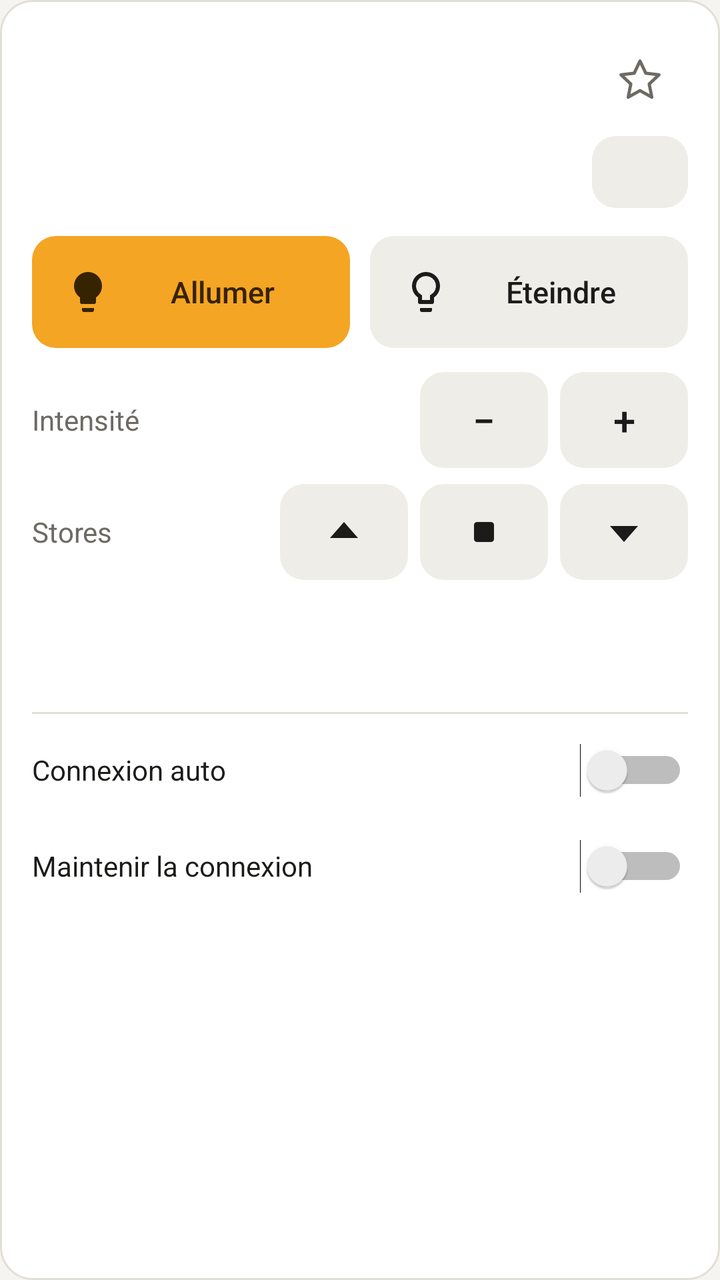
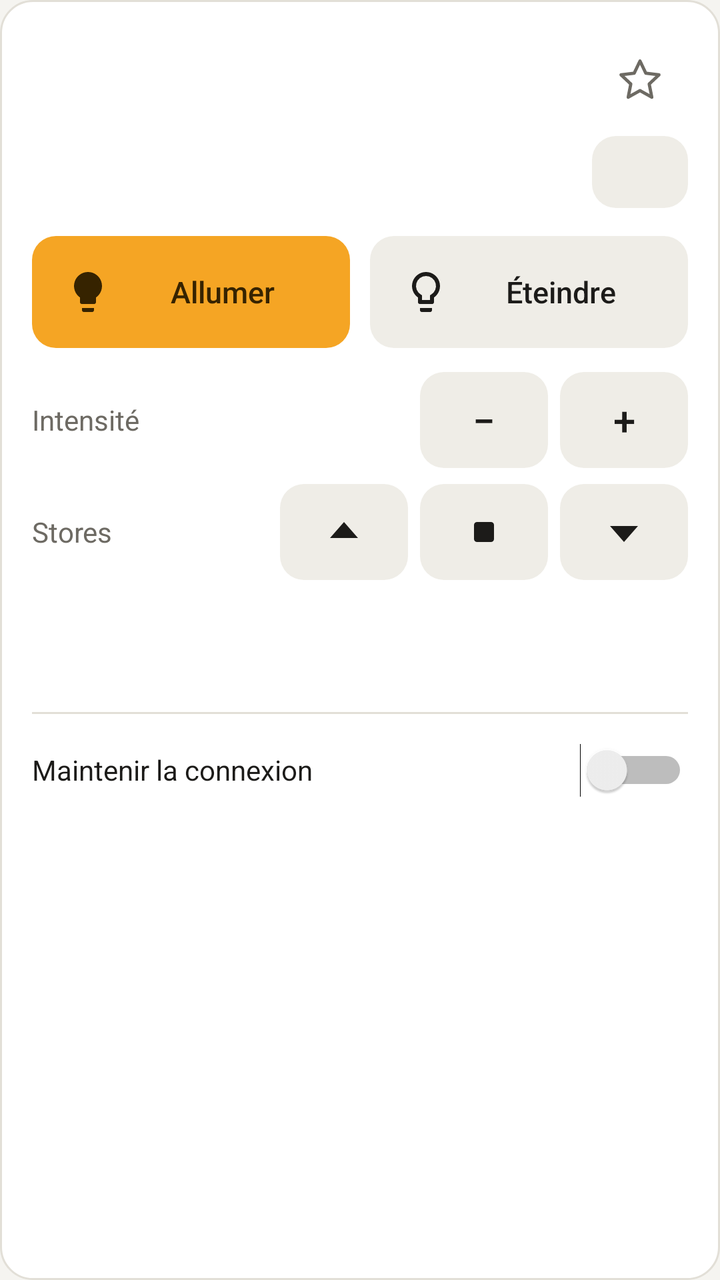

An Android layout rendered at two revisions. The XML below is the earlier revision; the diff shows what the commit changed to produce the second picture.
<!-- AndroidManifest.xml: application theme Theme.Arcom -->
<!-- res/layout/item_module.xml -->
<?xml version="1.0" encoding="utf-8"?>
<LinearLayout xmlns:android="http://schemas.android.com/apk/res/android"
    android:layout_width="match_parent"
    android:layout_height="wrap_content"
    android:layout_marginBottom="12dp"
    android:background="@drawable/bg_card"
    android:orientation="vertical"
    android:padding="16dp">

    
    <LinearLayout
        android:layout_width="match_parent"
        android:layout_height="wrap_content"
        android:gravity="center_vertical"
        android:orientation="horizontal">

        <LinearLayout
            android:id="@+id/titles"
            android:layout_width="0dp"
            android:layout_height="wrap_content"
            android:layout_weight="1"
            android:background="?android:attr/selectableItemBackground"
            android:orientation="vertical">

            <TextView
                android:id="@+id/title"
                android:layout_width="wrap_content"
                android:layout_height="wrap_content"
                android:ellipsize="end"
                android:fontFamily="sans-serif-medium"
                android:maxLines="2"
                android:textColor="@color/text"
                android:textSize="18sp" />

            <TextView
                android:id="@+id/meta"
                style="@style/Hint"
                android:layout_width="wrap_content"
                android:layout_height="wrap_content" />
        </LinearLayout>

        <ImageButton
            android:id="@+id/pin"
            android:layout_width="48dp"
            android:layout_height="48dp"
            android:background="?android:attr/selectableItemBackgroundBorderless"
            android:contentDescription="@string/pin"
            android:src="@drawable/ic_star_outline" />
    </LinearLayout>

    
    <LinearLayout
        android:layout_width="match_parent"
        android:layout_height="wrap_content"
        android:layout_marginTop="4dp"
        android:gravity="center_vertical"
        android:orientation="horizontal">

        <View
            android:id="@+id/dot"
            android:layout_width="8dp"
            android:layout_height="8dp"
            android:background="@drawable/dot" />

        <TextView
            android:id="@+id/status"
            android:layout_width="wrap_content"
            android:layout_height="wrap_content"
            android:layout_marginStart="8dp"
            android:accessibilityLiveRegion="polite"
            android:textColor="@color/text"
            android:textSize="13sp" />

        <TextView
            android:id="@+id/signal"
            style="@style/Hint"
            android:layout_width="0dp"
            android:layout_height="wrap_content"
            android:layout_marginStart="8dp"
            android:layout_weight="1"
            android:ellipsize="end"
            android:maxLines="2" />

        <Button
            android:id="@+id/link"
            style="@style/Btn.Small"
            android:layout_width="wrap_content"
            android:layout_height="wrap_content"
            android:layout_marginStart="8dp" />
    </LinearLayout>

    
    <LinearLayout
        android:layout_width="match_parent"
        android:layout_height="wrap_content"
        android:layout_marginTop="14dp"
        android:orientation="horizontal">

        <Button
            android:id="@+id/on"
            style="@style/Btn.Accent"
            android:layout_width="0dp"
            android:layout_height="56dp"
            android:layout_weight="1"
            android:drawableStart="@drawable/ic_bulb"
            android:text="@string/on" />

        <Button
            android:id="@+id/off"
            style="@style/Btn"
            android:layout_width="0dp"
            android:layout_height="56dp"
            android:layout_marginStart="10dp"
            android:layout_weight="1"
            android:drawableStart="@drawable/ic_bulb_off"
            android:text="@string/off" />
    </LinearLayout>

    <LinearLayout
        android:layout_width="match_parent"
        android:layout_height="wrap_content"
        android:layout_marginTop="12dp"
        android:gravity="center_vertical"
        android:orientation="horizontal">

        <TextView
            style="@style/RowLabel"
            android:layout_width="0dp"
            android:layout_height="wrap_content"
            android:layout_weight="1"
            android:text="@string/intensity" />

        <Button
            android:id="@+id/dim_down"
            style="@style/Seg"
            android:layout_width="64dp"
            android:layout_height="48dp"
            android:contentDescription="@string/dim_down"
            android:text="−" />

        <Button
            android:id="@+id/dim_up"
            style="@style/Seg"
            android:layout_width="64dp"
            android:layout_height="48dp"
            android:layout_marginStart="6dp"
            android:contentDescription="@string/dim_up"
            android:text="+" />
    </LinearLayout>

    
    <LinearLayout
        android:layout_width="match_parent"
        android:layout_height="wrap_content"
        android:layout_marginTop="8dp"
        android:gravity="center_vertical"
        android:orientation="horizontal">

        <TextView
            style="@style/RowLabel"
            android:layout_width="0dp"
            android:layout_height="wrap_content"
            android:layout_weight="1"
            android:text="@string/blinds" />

        <ImageButton
            android:id="@+id/blind_up"
            style="@style/SegIcon"
            android:layout_width="64dp"
            android:layout_height="48dp"
            android:contentDescription="@string/blind_up"
            android:src="@drawable/ic_up" />

        <ImageButton
            android:id="@+id/blind_stop"
            style="@style/SegIcon"
            android:layout_width="64dp"
            android:layout_height="48dp"
            android:layout_marginStart="6dp"
            android:contentDescription="@string/blind_stop"
            android:src="@drawable/ic_stop" />

        <ImageButton
            android:id="@+id/blind_down"
            style="@style/SegIcon"
            android:layout_width="64dp"
            android:layout_height="48dp"
            android:layout_marginStart="6dp"
            android:contentDescription="@string/blind_down"
            android:src="@drawable/ic_down" />
    </LinearLayout>

    
    <Button
        android:id="@+id/comfort_toggle"
        style="@style/Btn.Flat"
        android:layout_width="match_parent"
        android:layout_height="wrap_content"
        android:layout_marginTop="8dp" />

    <LinearLayout
        android:id="@+id/comfort"
        android:layout_width="match_parent"
        android:layout_height="wrap_content"
        android:orientation="vertical"
        android:visibility="gone">

        <TextView
            style="@style/RowLabel"
            android:layout_width="wrap_content"
            android:layout_height="wrap_content"
            android:text="@string/ventilation" />

        <LinearLayout
            android:layout_width="match_parent"
            android:layout_height="wrap_content"
            android:layout_marginTop="6dp"
            android:orientation="horizontal">

            <Button
                android:id="@+id/vent_0"
                style="@style/Seg.Text"
                android:layout_width="0dp"
                android:layout_height="44dp"
                android:layout_weight="1.4"
                android:minWidth="0dp"
                android:text="@string/vent_off" />

            <Button
                android:id="@+id/vent_1"
                style="@style/Seg.Text"
                android:layout_width="0dp"
                android:layout_height="44dp"
                android:layout_marginStart="6dp"
                android:layout_weight="1"
                android:minWidth="0dp"
                android:text="1" />

            <Button
                android:id="@+id/vent_2"
                style="@style/Seg.Text"
                android:layout_width="0dp"
                android:layout_height="44dp"
                android:layout_marginStart="6dp"
                android:layout_weight="1"
                android:minWidth="0dp"
                android:text="2" />

            <Button
                android:id="@+id/vent_3"
                style="@style/Seg.Text"
                android:layout_width="0dp"
                android:layout_height="44dp"
                android:layout_marginStart="6dp"
                android:layout_weight="1"
                android:minWidth="0dp"
                android:text="3" />

            <Button
                android:id="@+id/vent_4"
                style="@style/Seg.Text"
                android:layout_width="0dp"
                android:layout_height="44dp"
                android:layout_marginStart="6dp"
                android:layout_weight="1.4"
                android:minWidth="0dp"
                android:text="@string/vent_auto" />
        </LinearLayout>

        <LinearLayout
            android:layout_width="match_parent"
            android:layout_height="wrap_content"
            android:layout_marginTop="12dp"
            android:gravity="center_vertical"
            android:orientation="horizontal">

            <TextView
                style="@style/RowLabel"
                android:layout_width="0dp"
                android:layout_height="wrap_content"
                android:layout_weight="1"
                android:text="@string/setpoint" />

            <Button
                android:id="@+id/temp_down"
                style="@style/Seg"
                android:layout_width="56dp"
                android:layout_height="44dp"
                android:contentDescription="@string/setpoint_down"
                android:text="−" />

            <TextView
                android:id="@+id/temp_value"
                android:layout_width="56dp"
                android:layout_height="wrap_content"
                android:accessibilityLiveRegion="polite"
                android:fontFamily="sans-serif-medium"
                android:gravity="center"
                android:textColor="@color/text"
                android:textSize="16sp" />

            <Button
                android:id="@+id/temp_up"
                style="@style/Seg"
                android:layout_width="56dp"
                android:layout_height="44dp"
                android:contentDescription="@string/setpoint_up"
                android:text="+" />
        </LinearLayout>

        <LinearLayout
            android:layout_width="match_parent"
            android:layout_height="wrap_content"
            android:layout_marginTop="12dp"
            android:gravity="center_vertical"
            android:orientation="horizontal">

            <TextView
                style="@style/RowLabel"
                android:layout_width="0dp"
                android:layout_height="wrap_content"
                android:layout_weight="1"
                android:text="@string/presence" />

            <Button
                android:id="@+id/occ_off"
                style="@style/Seg.Text"
                android:layout_width="wrap_content"
                android:layout_height="44dp"
                android:paddingStart="12dp"
                android:paddingEnd="12dp"
                android:text="@string/unoccupied" />

            <Button
                android:id="@+id/occ_on"
                style="@style/Seg.Text"
                android:layout_width="wrap_content"
                android:layout_height="44dp"
                android:layout_marginStart="6dp"
                android:paddingStart="12dp"
                android:paddingEnd="12dp"
                android:text="@string/occupied" />
        </LinearLayout>

        <TextView
            style="@style/Hint"
            android:layout_width="match_parent"
            android:layout_height="wrap_content"
            android:layout_marginTop="10dp"
            android:text="@string/comfort_hint" />
    </LinearLayout>

    
    <View
        android:layout_width="match_parent"
        android:layout_height="1dp"
        android:layout_marginTop="10dp"
        android:background="@color/border" />

    <Switch
        android:id="@+id/auto_connect"
        style="@style/LinkSwitch"
        android:layout_width="match_parent"
        android:layout_height="wrap_content"
        android:layout_marginTop="4dp"
        android:text="@string/auto_connect" />

    <Switch
        android:id="@+id/keep_connected"
        style="@style/LinkSwitch"
        android:layout_width="match_parent"
        android:layout_height="wrap_content"
        android:text="@string/keep_connected" />

    <TextView
        android:id="@+id/mode_hint"
        style="@style/Hint"
        android:layout_width="match_parent"
        android:layout_height="wrap_content"
        android:accessibilityLiveRegion="polite" />
</LinearLayout>
<!-- resources referenced by this layout -->
<resources>
  <color name="border">#E2DFD7</color>
  <color name="text">#1C1B19</color>
  <!-- drawable dot (drawable) -->
  <?xml version="1.0" encoding="utf-8"?>
  <shape xmlns:android="http://schemas.android.com/apk/res/android" android:shape="oval">
      <solid android:color="#FFFFFFFF" />
  </shape>
  <string name="auto_connect">Connexion auto</string>
  <string name="blind_down">Descendre les stores (appui long : orienter les lames)</string>
  <string name="blind_stop">Arrêter les stores</string>
  <string name="blind_up">Monter les stores (appui long : orienter les lames)</string>
  <string name="blinds">Stores</string>
  <string name="comfort_hint">Ces réglages valent pour toute la zone du module.</string>
  <string name="dim_down">Baisser l’intensité (maintenir)</string>
  <string name="dim_up">Augmenter l’intensité (maintenir)</string>
  <string name="intensity">Intensité</string>
  <string name="keep_connected">Maintenir la connexion</string>
  <string name="occupied">Occupé</string>
  <string name="off">Éteindre</string>
  <string name="on">Allumer</string>
  <string name="pin">Ajouter aux favoris (en tête de liste)</string>
  <string name="presence">Présence</string>
  <string name="setpoint">Consigne</string>
  <string name="setpoint_down">Baisser la consigne</string>
  <string name="setpoint_up">Monter la consigne</string>
  <string name="unoccupied">Inoccupé</string>
  <string name="vent_auto">Auto</string>
  <string name="vent_off">Arrêt</string>
  <string name="ventilation">Ventilation</string>
  <style name="Btn.Accent">
          <item name="android:background">@drawable/bg_btn_accent</item>
          <item name="android:textColor">@color/accent_ink</item>
          <item name="android:drawableTint">@color/accent_ink</item>
      </style>
  <style name="Btn.Small">
          <item name="android:minHeight">36dp</item>
          <item name="android:paddingStart">12dp</item>
          <item name="android:paddingEnd">12dp</item>
          <item name="android:textSize">13sp</item>
      </style>
  <style name="Hint">
          <item name="android:textColor">@color/muted</item>
          <item name="android:textSize">12sp</item>
      </style>
  <style name="LinkSwitch">
          <item name="android:minHeight">48dp</item>
          <item name="android:textColor">@color/text</item>
          <item name="android:textSize">14sp</item>
          <item name="android:fontFamily">sans-serif</item>
      </style>
  <style name="RowLabel">
          <item name="android:textColor">@color/muted</item>
          <item name="android:textSize">14sp</item>
      </style>
  <style name="Seg.Text">
          <item name="android:textSize">14sp</item>
      </style>
  <style name="SegIcon">
          <item name="android:background">@drawable/bg_seg</item>
          <item name="android:minWidth">56dp</item>
          <item name="android:minHeight">48dp</item>
          <item name="android:scaleType">center</item>
          <item name="android:tint">@color/seg_text</item>
      </style>
  <color name="surface">#FFFFFF</color>
  <color name="muted">#6D6A63</color>
  <color name="accent_ink">#362300</color>
  <style name="Base.Arcom.Bars" parent="Base.Arcom">
          <item name="android:navigationBarColor">#000000</item>
      </style>
  <color name="bg">#F5F4F0</color>
  <color name="accent_text">#8A5A00</color>
  <style name="Theme.Arcom.Dialog" parent="Base.Arcom.Dialog">
          <item name="android:colorAccent">@color/accent_text</item>
          <item name="android:colorControlActivated">@color/accent_text</item>
      </style>
  <color name="ripple">#1F000000</color>
  <color name="surface2">#EFEDE7</color>
  <color name="accent">#F5A524</color>
  <color name="surface3">#E4E1D9</color>
  <style name="Base.Arcom" parent="android:Theme.Material.Light.NoActionBar" />
  <style name="Base.Arcom.Dialog" parent="android:Theme.Material.Light.Dialog.Alert" />
  <!-- unchanged entries left out for length: 14 -->
</resources>

<!-- the commit's change to res/layout/item_module.xml (unified diff, before → after) -->
@@ -358,18 +358,11 @@
         android:background="@color/border" />
 
     <Switch
-        android:id="@+id/auto_connect"
-        style="@style/LinkSwitch"
-        android:layout_width="match_parent"
-        android:layout_height="wrap_content"
-        android:layout_marginTop="4dp"
-        android:text="@string/auto_connect" />
-
-    <Switch
         android:id="@+id/keep_connected"
         style="@style/LinkSwitch"
         android:layout_width="match_parent"
         android:layout_height="wrap_content"
+        android:layout_marginTop="4dp"
         android:text="@string/keep_connected" />
 
     <TextView
<!-- resource entries referenced after the edit -->
@@ -7,7 +7,6 @@
   <shape xmlns:android="http://schemas.android.com/apk/res/android" android:shape="oval">
       <solid android:color="#FFFFFFFF" />
   </shape>
-  <string name="auto_connect">Connexion auto</string>
   <string name="blind_down">Descendre les stores (appui long : orienter les lames)</string>
   <string name="blind_stop">Arrêter les stores</string>
   <string name="blind_up">Monter les stores (appui long : orienter les lames)</string>
